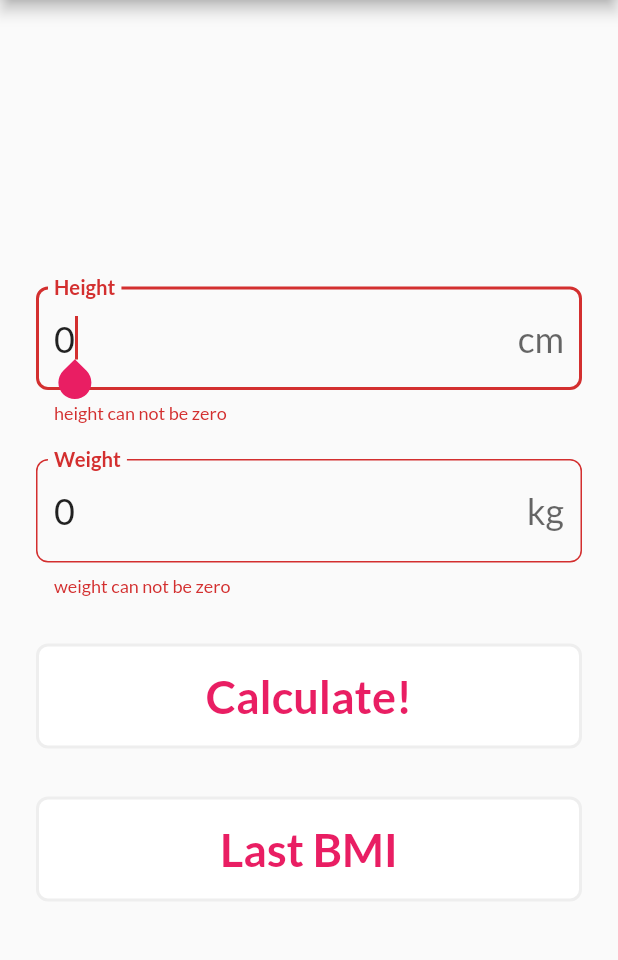
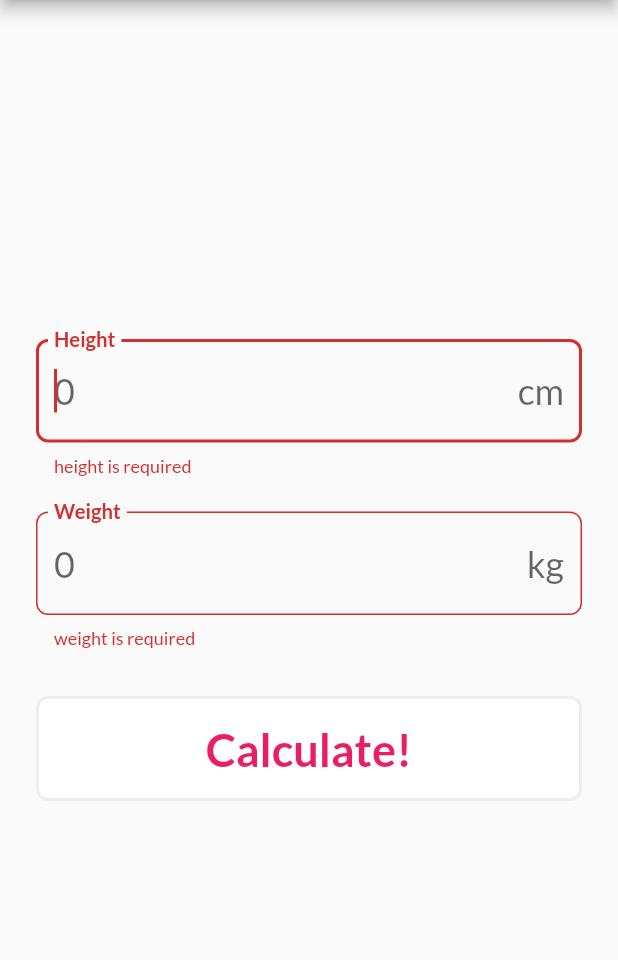
Before and after one commit to Davenchy/bmi_calculator_basic, a Flutter app: the screen it shows after launch, after a tap on "Calculate!", on a phone screen of 412 x 824 dp, the part 84-1044 px from its top. Run offline on Flutter 3.47's test engine with Material 2 defaults, Android fonts, the phone set to English and light mode, and no system bars; our stand-ins replace google_fonts, shared_preferences.

Commit message:
- update back button theme - use BMIMemory to save/load data - create last bmi result screen - use intl to format date and time in the last bmi results screen

```diff
--- a/lib/app.dart
+++ b/lib/app.dart
@@ -21,6 +21,9 @@ class MyApp extends StatelessWidget {
             fontSize: 30,
             fontWeight: FontWeight.bold,
           ),
+          iconTheme: IconThemeData(
+            color: Colors.pink,
+          ),
         ),
       ),
       home: const MainScreen(),
--- a/lib/main.dart
+++ b/lib/main.dart
@@ -1,5 +1,10 @@
 import 'package:flutter/material.dart';
 
 import 'app.dart';
+import 'utils/bmi_memory.dart';
 
-void main() => runApp(const MyApp());
+Future<void> main() async {
+  WidgetsFlutterBinding.ensureInitialized();
+  await BMIMemory.initialize();
+  runApp(const MyApp());
+}
--- a/lib/screens/main_screen.dart
+++ b/lib/screens/main_screen.dart
@@ -1,6 +1,8 @@
 import 'package:flutter/material.dart';
 
+import 'bmi_screen.dart';
 import '../utils/bmi.dart';
+import '../utils/bmi_memory.dart';
 import '../widgets/custom_button.dart';
 import '../widgets/bmi_description.dart';
 import '../widgets/custom_text_field.dart';
@@ -23,20 +25,25 @@ class _MainScreenState extends State<MainScreen> {
   late final FocusNode heightFocusNode;
   late final FocusNode weightFocusNode;
 
+  late final BMIMemory memory;
+
   @override
   void initState() {
+    super.initState();
+
     formKey = GlobalKey();
 
-    heightController = TextEditingController(text: '0');
-    weightController = TextEditingController(text: '0');
+    heightController = TextEditingController();
+    weightController = TextEditingController();
     heightFocusNode = FocusNode();
     weightFocusNode = FocusNode();
 
+    memory = BMIMemory();
+
     WidgetsBinding.instance?.addPostFrameCallback((_) {
       heightFocusNode.requestFocus();
+      memory.load();
     });
-
-    super.initState();
   }
 
   @override
@@ -45,6 +52,8 @@ class _MainScreenState extends State<MainScreen> {
     weightController.dispose();
     heightFocusNode.dispose();
     weightFocusNode.dispose();
+
+    memory.dispose();
     super.dispose();
   }
 
@@ -65,11 +74,17 @@ class _MainScreenState extends State<MainScreen> {
               autovalidateMode: AutovalidateMode.onUserInteraction,
               child: Column(
                 children: [
-                  if (bmi != null) BMIDescription(bmi!),
+                  AnimatedBuilder(
+                    animation: memory,
+                    builder: (context, _) => bmi != null
+                        ? BMIDescription(bmi!)
+                        : const SizedBox.shrink(),
+                  ),
                   const SizedBox(height: 24),
                   CustomTextField(
                     label: 'Height',
                     suffix: 'cm',
+                    hint: '0',
                     controller: heightController,
                     focusNode: heightFocusNode,
                     nextFocusNode: weightFocusNode,
@@ -79,6 +94,7 @@ class _MainScreenState extends State<MainScreen> {
                   CustomTextField(
                     label: 'Weight',
                     suffix: 'kg',
+                    hint: '0',
                     controller: weightController,
                     focusNode: weightFocusNode,
                     validator: (val) => propertyValidator('weight', val),
@@ -87,7 +103,15 @@ class _MainScreenState extends State<MainScreen> {
                   const SizedBox(height: 32),
                   CustomButton(label: 'Calculate!', onPressed: calculate),
                   const SizedBox(height: 32),
-                  CustomButton(label: 'Last BMI', onPressed: loadLastBMI),
+                  AnimatedBuilder(
+                    animation: memory,
+                    builder: (context, child) =>
+                        memory.hasData ? child! : const SizedBox.shrink(),
+                    child: CustomButton(
+                      label: 'Show Last BMI',
+                      onPressed: loadLastBMI,
+                    ),
+                  ),
                 ],
               ),
             ),
@@ -113,10 +137,15 @@ class _MainScreenState extends State<MainScreen> {
     final double height = double.tryParse(heightController.text) ?? 0;
     final double weight = double.tryParse(weightController.text) ?? 0;
 
-    final double bmi = calculateBMI(weight, height / 100);
-
-    setState(() => this.bmi = bmi);
+    bmi = calculateBMI(weight, height / 100);
+    memory.save(bmi!);
   }
 
-  void loadLastBMI() {}
+  void loadLastBMI() {
+    Navigator.of(context).push(
+      MaterialPageRoute(
+        builder: (_) => LastBMIScreen(memory: memory),
+      ),
+    );
+  }
 }
--- /dev/null
+++ b/lib/utils/bmi_memory.dart
@@ -0,0 +1,55 @@
+import 'package:flutter/foundation.dart';
+import 'package:shared_preferences/shared_preferences.dart';
+
+class BMIMemory extends ChangeNotifier {
+  static late final SharedPreferences _prefs;
+
+  double? _bmi;
+  DateTime? _date;
+
+  bool get hasData => _bmi != null && _date != null;
+
+  double get bmi => _bmi!;
+
+  DateTime get date => _date!;
+
+  static Future<void> initialize() async {
+    _prefs = await SharedPreferences.getInstance();
+  }
+
+  Future<void> save(double bmi) async {
+    _bmi = bmi;
+    _date = DateTime.now();
+
+    notifyListeners();
+
+    await _prefs.setDouble('bmi', bmi);
+    await _prefs.setInt('last', DateTime.now().millisecondsSinceEpoch);
+  }
+
+  bool load() {
+    _bmi = _prefs.getDouble('bmi');
+    final int? last = _prefs.getInt('last');
+
+    notifyListeners();
+
+    if (_bmi == null || last == null) {
+      return false;
+    }
+
+    _date = DateTime.fromMillisecondsSinceEpoch(last);
+
+    return true;
+  }
+
+  Future<bool> clear() {
+    _bmi = null;
+    _date = null;
+
+    notifyListeners();
+
+    return _prefs.clear();
+  }
+
+  void notify() => notifyListeners();
+}
--- a/lib/widgets/bmi_description.dart
+++ b/lib/widgets/bmi_description.dart
@@ -1,5 +1,6 @@
-import 'package:bmi_calculator/utils/bmi.dart';
 import 'package:flutter/material.dart';
+
+import '../utils/bmi.dart';
 
 class BMIDescription extends StatelessWidget {
   const BMIDescription(this.bmi, {Key? key}) : super(key: key);
--- a/lib/widgets/custom_text_field.dart
+++ b/lib/widgets/custom_text_field.dart
@@ -5,6 +5,7 @@ class CustomTextField extends StatelessWidget {
     Key? key,
     required this.label,
     this.suffix,
+    this.hint,
     this.controller,
     this.focusNode,
     this.nextFocusNode,
@@ -14,6 +15,7 @@ class CustomTextField extends StatelessWidget {
 
   final String label;
   final String? suffix;
+  final String? hint;
   final TextEditingController? controller;
   final FocusNode? focusNode;
   final FocusNode? nextFocusNode;
@@ -31,6 +33,7 @@ class CustomTextField extends StatelessWidget {
       style: const TextStyle(fontSize: 24),
       decoration: InputDecoration(
         labelText: label,
+        hintText: hint,
         suffixText: suffix,
         labelStyle: const TextStyle(
           fontWeight: FontWeight.bold,
--- a/pubspec.yaml
+++ b/pubspec.yaml
@@ -36,6 +36,7 @@ dependencies:
   cupertino_icons: ^1.0.2
   shared_preferences: ^2.0.11
   google_fonts: ^2.1.0
+  intl: ^0.17.0
 
 dev_dependencies:
   flutter_test:
```
Also changed, not shown: lib/screens/bmi_screen.dart (added, +47 -0 lines), pubspec.lock.
